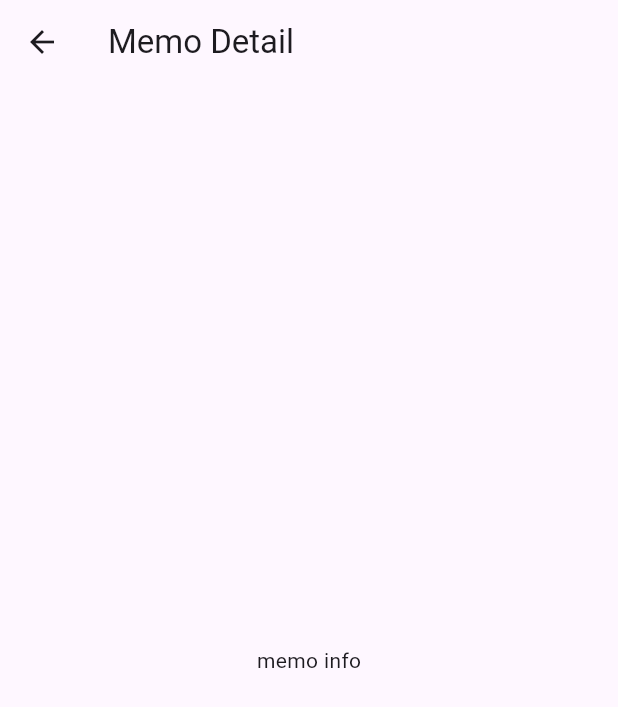
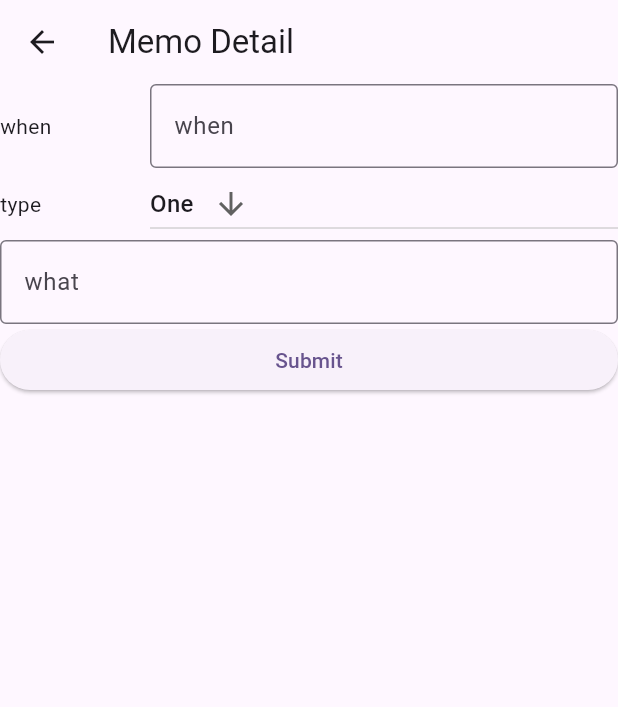
Before and after one commit to lonastation/HS-LIKE, a Flutter app: the MemoInfoTab screen opened directly, on a phone screen of 412 x 824 dp. Shown: the top 707 px of the screen. Run offline on Flutter 3.47's test engine with Material 3 defaults, Android fonts, the phone set to English and light mode, and no system bars; our stand-ins replace sqflite; missing offline and left inert: lunar; accounts and stored records are empty.

Commit message:
memo detail layout

```diff
--- a/lib/memo_info_tab.dart
+++ b/lib/memo_info_tab.dart
@@ -9,15 +9,68 @@ class MemoInfoTab extends StatefulWidget {
   }
 }
 
+const List<String> list = <String>['One', 'Two', 'Three', 'Four'];
+
 class _MemoInfoTabState extends State<MemoInfoTab> {
+  String dropdownValue = list.first;
+
   @override
   Widget build(BuildContext context) {
     return Scaffold(
       appBar: AppBar(
         title: const Text('Memo Detail'),
       ),
-      body: const Center(
-        child: Text('memo info'),
+      body: ListView(
+        children: <Widget>[
+          Row(
+            children: [
+              SizedBox(width: 100, child: Text('when')),
+              Expanded(
+                child: TextField(
+                  decoration: InputDecoration(
+                    border: OutlineInputBorder(),
+                    labelText: 'when',
+                  ),
+                ),
+              ),
+            ],
+          ),
+          Row(
+            children: [
+              SizedBox(width: 100, child: Text('type')),
+              Expanded(
+                  child: DropdownButton<String>(
+                value: dropdownValue,
+                icon: const Icon(Icons.arrow_downward),
+                items: list.map<DropdownMenuItem<String>>((String value) {
+                  return DropdownMenuItem<String>(
+                    value: value,
+                    child: Text(value),
+                  );
+                }).toList(),
+                onChanged: (String? value) {
+                  // This is called when the user selects an item.
+                  setState(() {
+                    dropdownValue = value!;
+                  });
+                },
+              ))
+            ],
+          ),
+          Row(
+            children: [
+              Expanded(
+                  child: TextField(
+                decoration: InputDecoration(
+                  border: OutlineInputBorder(),
+                  labelText: 'what',
+                ),
+                maxLines: null,
+              ))
+            ],
+          ),
+          ElevatedButton(onPressed: () {}, child: Text('Submit'))
+        ],
       ),
     );
   }
```
